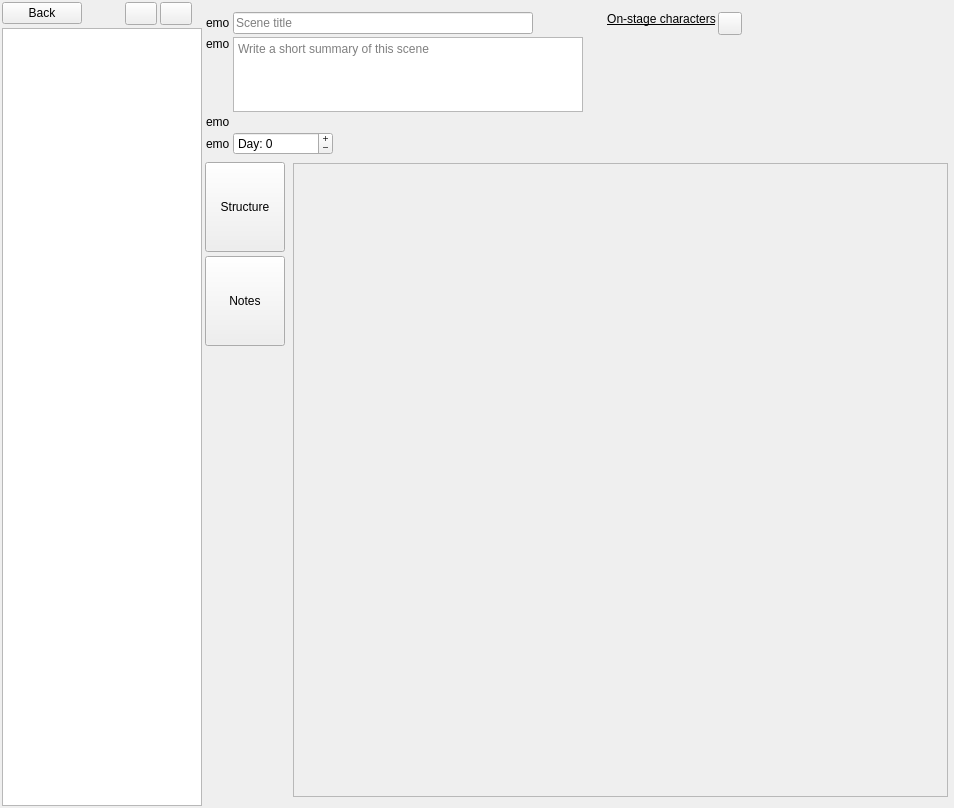
This is ui/scene_editor.ui in zkovari/plotlyst as Qt 5 draws it before an edit. The edited form follows.
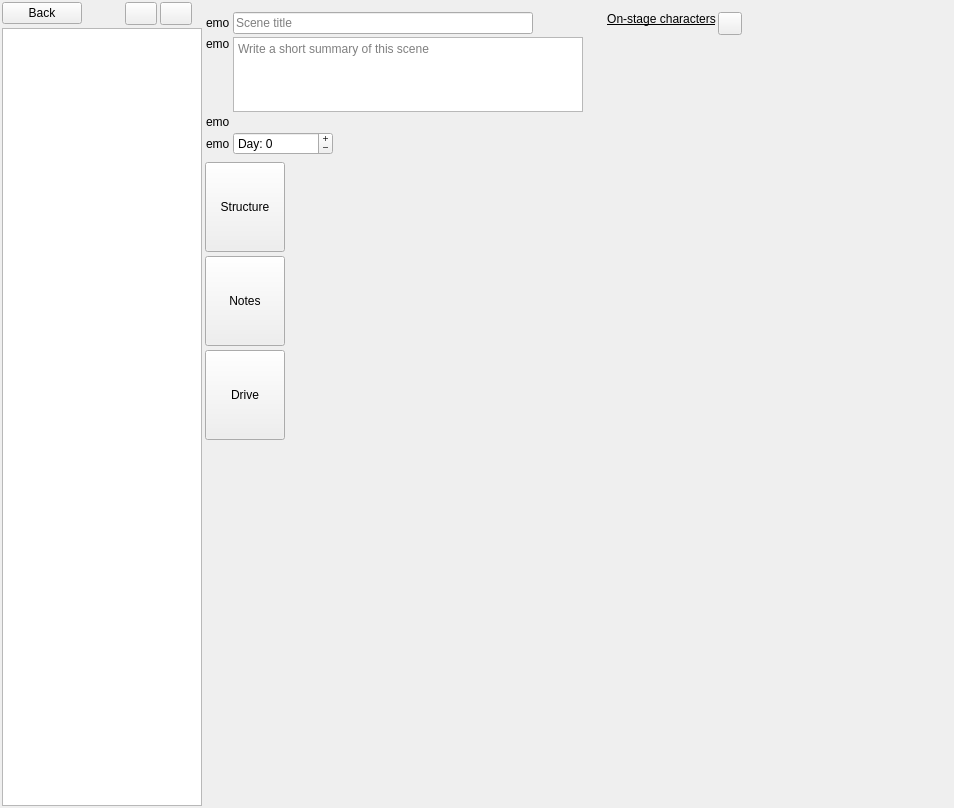
This is the edited form. Custom widgets are drawn as their Qt base class.

Commit message: Add drive button

```diff
--- a/ui/scene_editor.ui
+++ b/ui/scene_editor.ui
@@ -656,6 +656,34 @@
             </property>
            </spacer>
           </item>
+          <item>
+           <widget class="RotatedButton" name="btnDrive">
+            <property name="sizePolicy">
+             <sizepolicy hsizetype="Preferred" vsizetype="Maximum">
+              <horstretch>0</horstretch>
+              <verstretch>0</verstretch>
+             </sizepolicy>
+            </property>
+            <property name="minimumSize">
+             <size>
+              <width>0</width>
+              <height>90</height>
+             </size>
+            </property>
+            <property name="text">
+             <string>Drive</string>
+            </property>
+            <property name="checkable">
+             <bool>true</bool>
+            </property>
+            <property name="base" stdset="0">
+             <bool>true</bool>
+            </property>
+            <attribute name="buttonGroup">
+             <string notr="true">btnGroupPages</string>
+            </attribute>
+           </widget>
+          </item>
           <item>
            <spacer name="verticalSpacer_4">
             <property name="orientation">
@@ -678,7 +706,7 @@
           <enum>Qt::NoFocus</enum>
          </property>
          <property name="currentIndex">
-          <number>0</number>
+          <number>2</number>
          </property>
          <widget class="QWidget" name="pageStructure">
           <layout class="QVBoxLayout" name="verticalLayout_4">
@@ -796,6 +824,7 @@
            </item>
           </layout>
          </widget>
+         <widget class="QWidget" name="pageDrive"/>
         </widget>
        </item>
       </layout>
@@ -820,6 +849,12 @@
    <extends>QWidget</extends>
    <header>src.main.python.plotlyst.view.widget.input</header>
   </customwidget>
+  <customwidget>
+   <class>SceneStoryStructureWidget</class>
+   <extends>QWidget</extends>
+   <header>src.main.python.plotlyst.view.widget.scenes</header>
+   <container>1</container>
+  </customwidget>
   <customwidget>
    <class>LabelsWidget</class>
    <extends>QWidget</extends>
@@ -832,12 +867,6 @@
    <header>src.main.python.plotlyst.view.widget.scenes</header>
    <container>1</container>
   </customwidget>
-  <customwidget>
-   <class>SceneStoryStructureWidget</class>
-   <extends>QWidget</extends>
-   <header>src.main.python.plotlyst.view.widget.scenes</header>
-   <container>1</container>
-  </customwidget>
  </customwidgets>
  <resources/>
  <connections/>
```
The commit also changes 1 other file.
